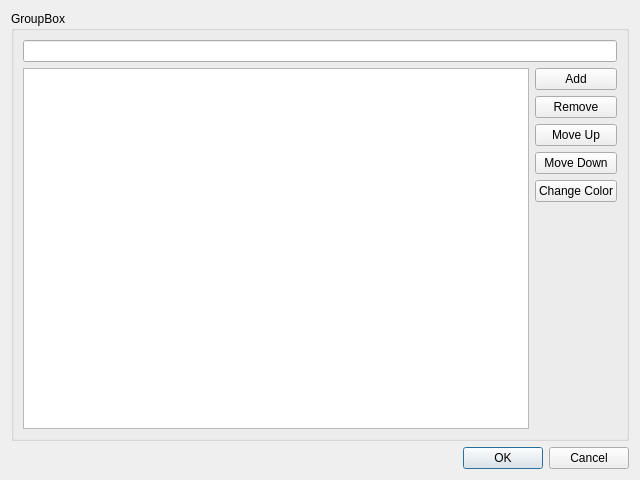
The window that temp/prefTester/testpref.ui (jkibele/benthic_photo_survey) describes before a commit, drawn with Qt 5.
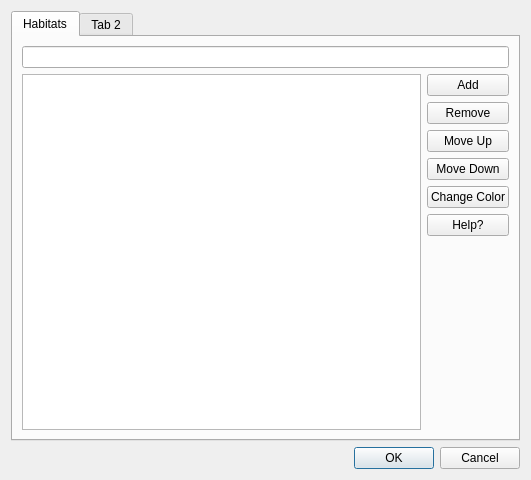
The same window after the commit.

Commit message: More progress on custom preferences thing. Man, what a pain in the arse.

What changed in the file:
```diff
--- a/temp/prefTester/testpref.ui
+++ b/temp/prefTester/testpref.ui
@@ -6,7 +6,7 @@
    <rect>
     <x>0</x>
     <y>0</y>
-    <width>640</width>
+    <width>531</width>
     <height>480</height>
    </rect>
   </property>
@@ -15,17 +15,15 @@
   </property>
   <layout class="QVBoxLayout" name="verticalLayout_2">
    <item>
-    <widget class="QGroupBox" name="groupBox">
-     <property name="title">
-      <string>GroupBox</string>
+    <widget class="QTabWidget" name="tabWidget">
+     <property name="currentIndex">
+      <number>0</number>
      </property>
+     <widget class="QWidget" name="habitatTab">
+      <attribute name="title">
+       <string>Habitats</string>
+      </attribute>
      <layout class="QGridLayout" name="gridLayout">
-      <item row="0" column="0" colspan="2">
-       <widget class="QLineEdit" name="lineEdit"/>
-      </item>
-      <item row="1" column="0" rowspan="2">
-       <widget class="QTableWidget" name="tableWidget"/>
-      </item>
       <item row="1" column="1">
        <layout class="QVBoxLayout" name="verticalLayout">
         <item>
@@ -63,6 +61,13 @@
           </property>
          </widget>
         </item>
+         <item>
+          <widget class="QPushButton" name="habHelpButton">
+           <property name="text">
+            <string>Help?</string>
+           </property>
+          </widget>
+         </item>
        </layout>
       </item>
       <item row="2" column="1">
@@ -73,12 +78,24 @@
         <property name="sizeHint" stdset="0">
          <size>
           <width>20</width>
-          <height>190</height>
+           <height>142</height>
          </size>
         </property>
        </spacer>
       </item>
-     </layout>
+       <item row="0" column="0" colspan="2">
+        <widget class="QLineEdit" name="habLineEdit"/>
+       </item>
+       <item row="1" column="0" rowspan="2">
+        <widget class="QTableWidget" name="habTableWidget"/>
+       </item>
+      </layout>
+     </widget>
+     <widget class="QWidget" name="tab_2">
+      <attribute name="title">
+       <string>Tab 2</string>
+      </attribute>
+     </widget>
     </widget>
    </item>
    <item>
```
Left out of the diff: 93 changed lines with no effect on the pictures. Lines whose indentation alone changed are shown as unchanged. The commit also changes 2 other files.
